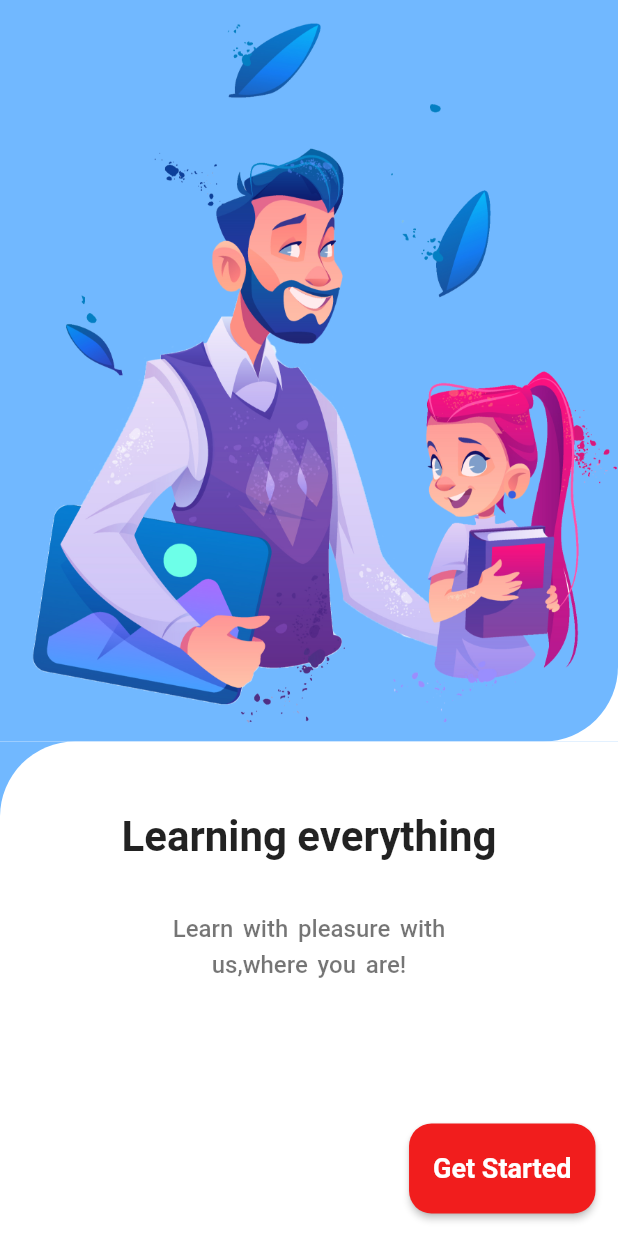
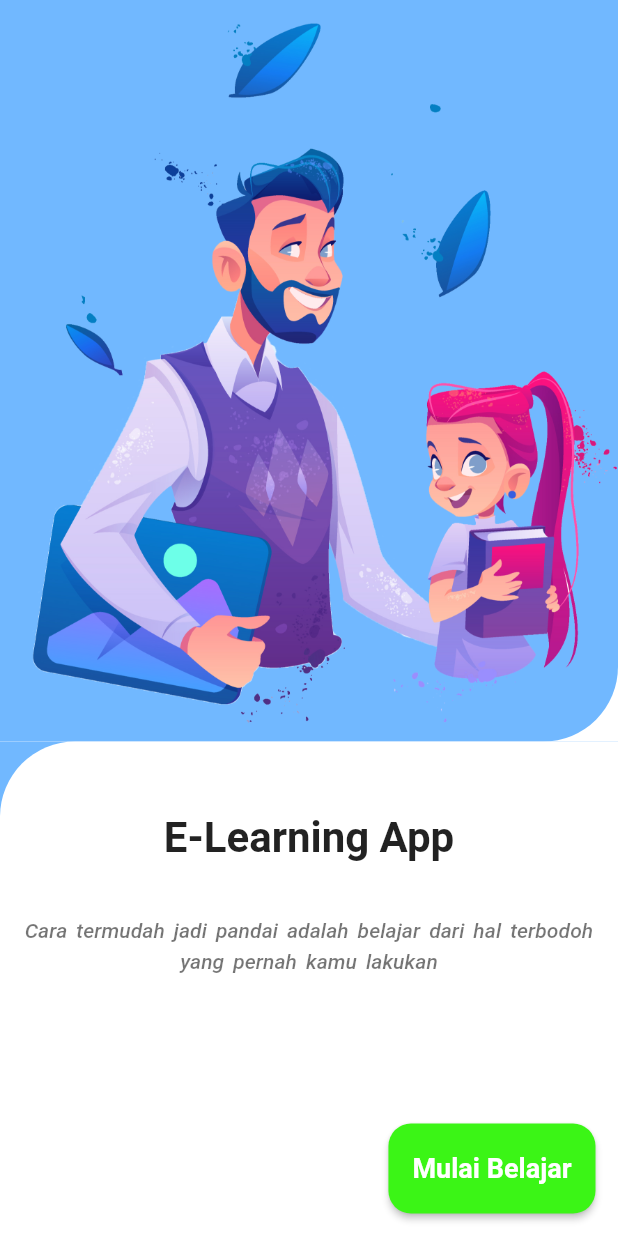
Before and after one commit to wanrabbae/E-learning-frontend, a Flutter app: the screen it shows after launch, on a phone screen of 412 x 824 dp. Run offline on Flutter 3.47's test engine with Material 2 defaults, Android fonts, the phone set to English and light mode, and no system bars; our stand-ins replace bottom_navy_bar, dio, shared_preferences; missing offline and left inert: translator.

```diff
--- a/lib/constants.dart
+++ b/lib/constants.dart
@@ -1,7 +1,9 @@
 import 'package:flutter/material.dart';
 
 // const kpink = Color.fromARGB(255, 65, 243, 80);
-const kpink = Color.fromARGB(255, 241, 29, 29);
+const kpink = Color.fromARGB(255, 59, 245, 22);
 const kblue = Color(0xFF71b8ff);
 const kpurple = Color(0xFF9ba0fc);
 const korange = Color(0xFFffaa5b);
+const quotesEndpoint = "https://zenquotes.io/api/random";
+var themeData = "light";
--- a/lib/main.dart
+++ b/lib/main.dart
@@ -1,20 +1,30 @@
+import 'package:e_learning_app/constants.dart';
 import 'package:e_learning_app/screens/welcome_screen.dart';
 import 'package:flutter/material.dart';
+import 'package:shared_preferences/shared_preferences.dart';
 
 void main() {
-  runApp(const MyApp());
+  runApp(MyApp());
 }
 
-class MyApp extends StatelessWidget {
+class MyApp extends StatefulWidget {
   const MyApp({Key? key}) : super(key: key);
 
-  // This widget is the root of your application.
+  @override
+  State<MyApp> createState() => _MyAppState();
+}
+
+class _MyAppState extends State<MyApp> {
+  var theme = "light";
+
   @override
   Widget build(BuildContext context) {
     return MaterialApp(
+      darkTheme: ThemeData(
+          brightness: theme == "dark" ? Brightness.dark : Brightness.light),
       //removing debug banner
       debugShowCheckedModeBanner: false,
-      title: 'Flutter Demo',
+      title: 'E-Learning',
       theme: ThemeData(
         // This is the theme of your application.
         //
@@ -27,7 +37,7 @@ class MyApp extends StatelessWidget {
         // is not restarted.
         primarySwatch: Colors.blue,
       ),
-      home: const WelcomeScreen(),
+      home: WelcomeScreen(theme: theme),
     );
   }
 }
--- a/lib/screens/welcome_screen.dart
+++ b/lib/screens/welcome_screen.dart
@@ -5,7 +5,8 @@ import 'package:e_learning_app/screens/home_screen.dart';
 import 'package:flutter/material.dart';
 
 class WelcomeScreen extends StatelessWidget {
-  const WelcomeScreen({Key? key}) : super(key: key);
+  final String? theme;
+  WelcomeScreen({Key? key, @required this.theme}) : super(key: key);
 
   @override
   Widget build(BuildContext context) {
@@ -45,7 +46,7 @@ class WelcomeScreen extends StatelessWidget {
                         children: [
                           Spacer(),
                           Text(
-                            "Learning everything",
+                            "E-Learning App",
                             style: TextStyle(
                               fontSize: 28,
                               fontWeight: FontWeight.bold,
@@ -53,15 +54,15 @@ class WelcomeScreen extends StatelessWidget {
                           ),
                           Spacer(),
                           Text(
-                            "Learn with pleasure with\nus,where you are!",
+                            "Cara termudah jadi pandai adalah belajar dari hal terbodoh yang pernah kamu lakukan",
                             textAlign: TextAlign.center,
                             style: TextStyle(
-                              color: Colors.black54,
-                              wordSpacing: 2.5,
-                              height: 1.5,
-                              fontSize: 16,
-                              fontWeight: FontWeight.w500,
-                            ),
+                                color: Colors.black54,
+                                wordSpacing: 2.5,
+                                height: 1.5,
+                                fontSize: 14,
+                                fontWeight: FontWeight.w500,
+                                fontStyle: FontStyle.italic),
                           ),
                           Spacer(
                             flex: 3,
@@ -81,10 +82,11 @@ class WelcomeScreen extends StatelessWidget {
                                   Navigator.push(
                                       context,
                                       MaterialPageRoute(
-                                          builder: (context) => HomeScreen()));
+                                          builder: (context) =>
+                                              HomeScreen(theme: theme)));
                                 },
                                 child: Text(
-                                  "Get Started",
+                                  "Mulai Belajar",
                                   style: TextStyle(
                                       fontWeight: FontWeight.bold,
                                       fontSize: 18,
```
Also changed, not shown: lib/model/product_model.dart (+9 -8 lines), lib/model/quotes_model.dart (added, +27 -0 lines), lib/screens/components/appbar.dart (+13 -5 lines), lib/screens/components/category.dart (+26 -16 lines), lib/screens/home_screen.dart (+72 -37 lines), lib/services/quotes_service.dart (added, +19 -0 lines), pubspec.yaml (+4 -3 lines), lib/services/class_service.dart (added), pubspec.lock.
